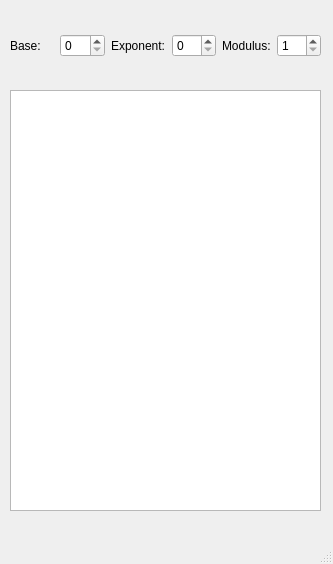
Before: the Qt Designer form sources/mainwindow.ui in TheMoerp/SQM-GUI, drawn with Qt 5.
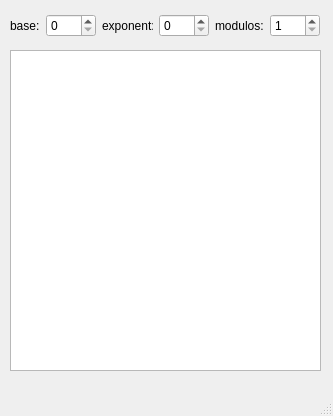
After: the same form once the commit is applied.

The edit to the form file:
```diff
--- a/sources/mainwindow.ui
+++ b/sources/mainwindow.ui
@@ -7,7 +7,7 @@
     <x>0</x>
     <y>0</y>
     <width>333</width>
-    <height>564</height>
+    <height>416</height>
    </rect>
   </property>
   <property name="windowTitle">
@@ -20,34 +20,42 @@
       <x>10</x>
       <y>10</y>
       <width>311</width>
-      <height>71</height>
+      <height>31</height>
      </rect>
     </property>
     <layout class="QHBoxLayout" name="horizontalLayout">
      <item>
       <widget class="QLabel" name="labBase">
        <property name="text">
-        <string>Base:</string>
+        <string>base:</string>
        </property>
       </widget>
      </item>
      <item>
-      <widget class="QSpinBox" name="spinBase"/>
+      <widget class="QSpinBox" name="spinBase">
+       <property name="maximum">
+        <number>9999</number>
+       </property>
+      </widget>
      </item>
      <item>
       <widget class="QLabel" name="labExp">
        <property name="text">
-        <string>Exponent:</string>
+        <string>exponent:</string>
        </property>
       </widget>
      </item>
      <item>
-      <widget class="QSpinBox" name="spinExp"/>
+      <widget class="QSpinBox" name="spinExp">
+       <property name="maximum">
+        <number>9999</number>
+       </property>
+      </widget>
      </item>
      <item>
       <widget class="QLabel" name="labMod">
        <property name="text">
-        <string>Modulus:</string>
+        <string>modulos:</string>
        </property>
       </widget>
      </item>
@@ -56,6 +64,9 @@
        <property name="minimum">
         <number>1</number>
        </property>
+       <property name="maximum">
+        <number>9999</number>
+       </property>
       </widget>
      </item>
     </layout>
@@ -64,9 +75,9 @@
     <property name="geometry">
      <rect>
       <x>10</x>
-      <y>90</y>
+      <y>50</y>
       <width>311</width>
-      <height>421</height>
+      <height>321</height>
      </rect>
     </property>
     <attribute name="verticalHeaderStretchLastSection">
```
Left out of the diff: 3 changed lines with no effect on the pictures.
